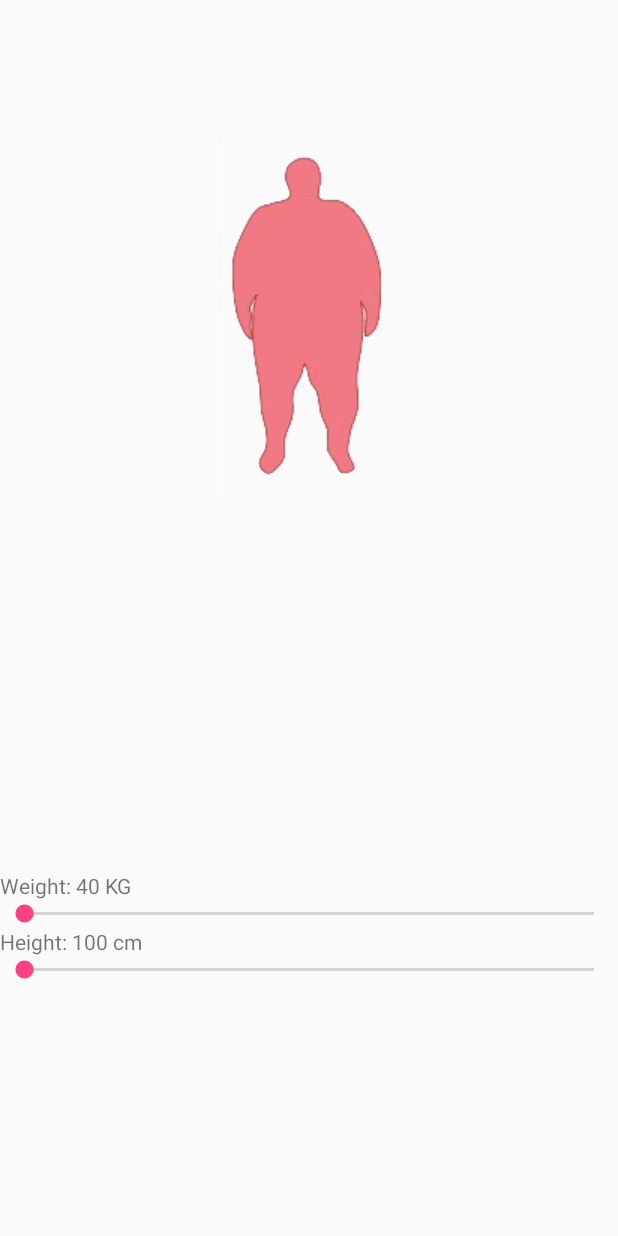
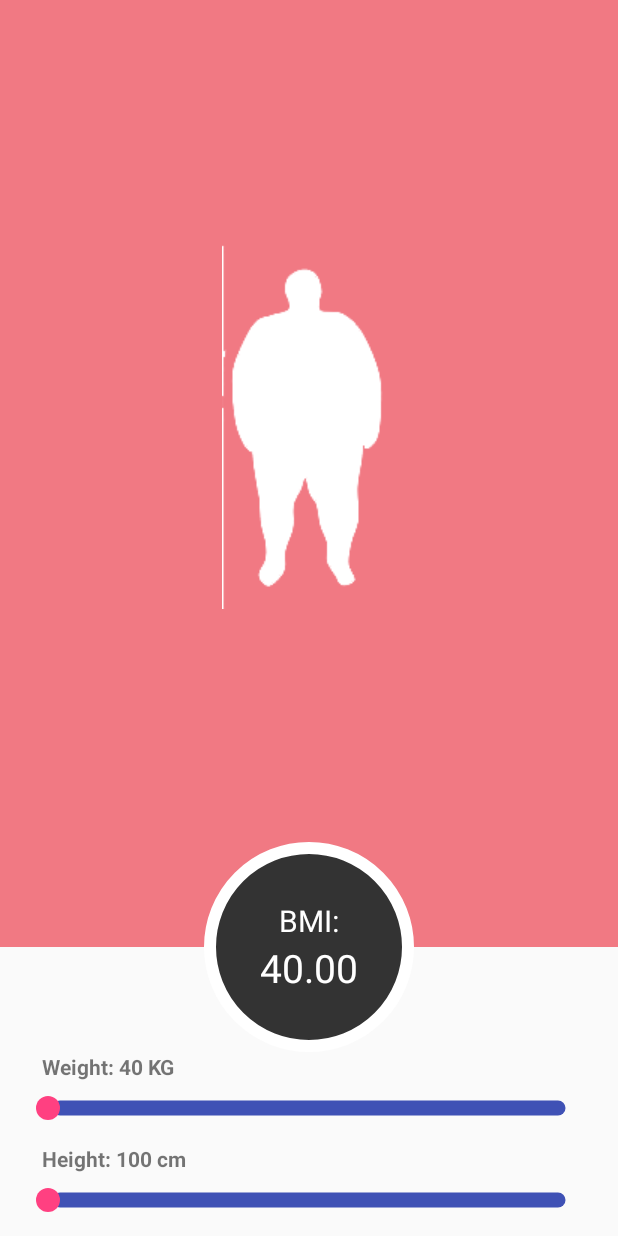
Before and after one commit to hanadkubat/KuValeFitness, an Android app: the screen it shows after launch (MainActivity), on a phone screen of 412 x 824 dp. Run offline under Robolectric (Android 15) with nearby library versions, the phone set to English and light mode, and no system bars.

```diff
--- a/app/build.gradle
+++ b/app/build.gradle
@@ -25,4 +25,7 @@ dependencies {
     testImplementation 'junit:junit:4.12'
     androidTestImplementation 'com.android.support.test:runner:1.0.2'
     androidTestImplementation 'com.android.support.test.espresso:espresso-core:3.0.2'
+
+
+    implementation 'com.google.code.gson:gson:2.8.4'
 }
--- a/app/src/main/java/com/hanadkubat/kuvalefitness/BMICalculator.java
+++ b/app/src/main/java/com/hanadkubat/kuvalefitness/BMICalculator.java
@@ -2,7 +2,7 @@ package com.hanadkubat.kuvalefitness;
 
 public class BMICalculator
 {
-    public static enum BMIClass
+    public enum BMIClass
     {
         Underweight,
         Normal,
--- a/app/src/main/java/com/hanadkubat/kuvalefitness/Fragments/BMIFragment.java
+++ b/app/src/main/java/com/hanadkubat/kuvalefitness/Fragments/BMIFragment.java
@@ -1,15 +1,20 @@
 package com.hanadkubat.kuvalefitness.Fragments;
 
 import android.app.Fragment;
+import android.content.Context;
+import android.content.SharedPreferences;
 import android.os.Bundle;
 import android.support.annotation.Nullable;
+import android.support.v4.content.ContextCompat;
 import android.view.LayoutInflater;
 import android.view.View;
 import android.view.ViewGroup;
 import android.widget.ImageView;
 import android.widget.SeekBar;
+import android.widget.ShareActionProvider;
 import android.widget.TextView;
 
+import com.google.gson.Gson;
 import com.hanadkubat.kuvalefitness.BMICalculator;
 import com.hanadkubat.kuvalefitness.R;
 
@@ -23,8 +28,10 @@ public class BMIFragment extends Fragment implements SeekBar.OnSeekBarChangeList
     private SeekBar sbHeigth;
     private TextView txtWeight;
     private TextView txtHeight;
+    private TextView txtBMIIndex;
 
     private Map<BMICalculator.BMIClass, Integer> bmiImageMap;
+    private Map<BMICalculator.BMIClass, Integer> bmiColorMap;
 
     public BMIFragment()
     {
@@ -35,6 +42,14 @@ public class BMIFragment extends Fragment implements SeekBar.OnSeekBarChangeList
         bmiImageMap.put(BMICalculator.BMIClass.ObeseClass1, R.drawable.obese1);
         bmiImageMap.put(BMICalculator.BMIClass.ObeseClass2, R.drawable.obese2);
         bmiImageMap.put(BMICalculator.BMIClass.ObeseClass3, R.drawable.obese3);
+
+        bmiColorMap = new HashMap<>();
+        bmiColorMap.put(BMICalculator.BMIClass.Underweight, R.color.colorBMIUnderweight);
+        bmiColorMap.put(BMICalculator.BMIClass.Normal, R.color.colorBMINormal);
+        bmiColorMap.put(BMICalculator.BMIClass.Overweight, R.color.colorBMIOverweight);
+        bmiColorMap.put(BMICalculator.BMIClass.ObeseClass1, R.color.colorBMIObese1);
+        bmiColorMap.put(BMICalculator.BMIClass.ObeseClass2, R.color.colorBMIObese2);
+        bmiColorMap.put(BMICalculator.BMIClass.ObeseClass3, R.color.colorBMIObese3);
     }
 
     @Nullable
@@ -48,10 +63,12 @@ public class BMIFragment extends Fragment implements SeekBar.OnSeekBarChangeList
         txtWeight = view.findViewById(R.id.txtWeight);
         txtHeight = view.findViewById(R.id.txtHeight);
         imgBMI = view.findViewById(R.id.imgBMI);
+        txtBMIIndex = view.findViewById(R.id.txtBmiIndex);
 
         sbWeight.setOnSeekBarChangeListener(this);
         sbHeigth.setOnSeekBarChangeListener(this);
 
+        loadData();
         updateScreen();
 
         return view;
@@ -74,12 +91,61 @@ public class BMIFragment extends Fragment implements SeekBar.OnSeekBarChangeList
         txtHeight.setText(height);
 
         imgBMI.setImageResource(bmiImageMap.get(bmiData.getBmiClass()));
+
+        int backgroundColorResId = bmiColorMap.get(bmiData.getBmiClass());
+        int backgroundColor = ContextCompat.getColor(getActivity(), backgroundColorResId);
+        imgBMI.setBackgroundColor(backgroundColor);
+
+        if(!Double.isNaN(bmiData.getBmiIndex()) && bmiData.getBmiIndex() < 1000)
+            txtBMIIndex.setText(String.format("%.2f", bmiData.getBmiIndex()));
+        else
+            txtBMIIndex.setText("---");
+    }
+
+
+    private void saveData()
+    {
+        try
+        {
+            int weightKG = sbWeight.getProgress();
+            int heightCM = sbHeigth.getProgress();
+
+            BMICalculator.BMIData bmiData = BMICalculator.calculate(weightKG, heightCM);
+            Gson gson = new Gson();
+            String bmiJson = gson.toJson(bmiData);
+
+            SharedPreferences preferences = getActivity().getSharedPreferences("prefs", Context.MODE_PRIVATE);
+            SharedPreferences.Editor editor = preferences.edit();
+
+            editor.putString("bmiData", bmiJson);
+            editor.commit();
+        }
+        catch (Exception e)
+        {
+            e.printStackTrace();
+        }
+    }
+
+
+    private void loadData()
+    {
+        SharedPreferences preferences = getActivity().getSharedPreferences("prefs", Context.MODE_PRIVATE);
+        String bmiJson = preferences.getString("bmiData", null);
+        if(bmiJson != null)
+        {
+            Gson gson = new Gson();
+            BMICalculator.BMIData bmiData = gson.fromJson(bmiJson, BMICalculator.BMIData.class);
+
+            sbHeigth.setProgress(bmiData.getHieghtCm());
+            sbWeight.setProgress(bmiData.getWeightKG());
+        }
     }
 
     @Override
     public void onProgressChanged(SeekBar seekBar, int progress, boolean fromUser)
     {
-        updateScreen();
+        if(fromUser)
+            updateScreen();
     }
 
     @Override
@@ -91,6 +157,6 @@ public class BMIFragment extends Fragment implements SeekBar.OnSeekBarChangeList
     @Override
     public void onStopTrackingTouch(SeekBar seekBar)
     {
-
+        saveData();
     }
 }
--- /dev/null
+++ b/app/src/main/res/drawable/bmi_circle.xml
@@ -0,0 +1,10 @@
+<?xml version="1.0" encoding="utf-8"?>
+<shape xmlns:android="http://schemas.android.com/apk/res/android"
+    android:shape="oval">
+
+    <stroke
+        android:color="@android:color/background_light"
+        android:width="@dimen/bmiCircleMargin"/>
+
+    <solid android:color="@color/colorBMICircleBackground"/>
+</shape>
--- /dev/null
+++ b/app/src/main/res/drawable/seekbar_background.xml
@@ -0,0 +1,10 @@
+<?xml version="1.0" encoding="utf-8"?>
+<shape xmlns:android="http://schemas.android.com/apk/res/android"
+    android:shape="rectangle">
+
+
+    <solid android:color="@color/colorPrimary"/>
+    <corners android:radius="@dimen/seekBarThinkness"/>
+    <stroke android:width="6dp" android:color="@android:color/transparent"/>
+
+</shape>
--- /dev/null
+++ b/app/src/main/res/drawable/seekbar_thumb.xml
@@ -0,0 +1,9 @@
+<?xml version="1.0" encoding="utf-8"?>
+<shape xmlns:android="http://schemas.android.com/apk/res/android"
+    android:shape="oval">
+
+    <size android:width="@dimen/seekBarThinkness" android:height="@dimen/seekBarThinkness"/>
+    <solid android:color="@color/colorAccent"/>
+    <size android:height="@dimen/seekBarThinkness" android:width="@dimen/seekBarThinkness"/>
+
+</shape>
--- a/app/src/main/res/layout/fragment_bmi.xml
+++ b/app/src/main/res/layout/fragment_bmi.xml
@@ -4,31 +4,82 @@
     android:layout_height="match_parent"
     android:orientation="vertical">
 
+    <FrameLayout
+        android:layout_width="match_parent"
+        android:layout_height="0dp"
+        android:layout_weight="6">
+
         <ImageView
             android:id="@+id/imgBMI"
             android:layout_width="match_parent"
-        android:layout_height="0dp"
-        android:layout_weight="5"
+            android:layout_height="match_parent"
+            android:layout_marginBottom="@dimen/bmiCircleRadius"
+            android:paddingBottom="@dimen/bmiCircleRadius"
+            android:layout_gravity="top"
             android:scaleType="centerInside"
+            android:tint="@android:color/background_light"
             android:adjustViewBounds="true"/>
+
+        <FrameLayout
+            android:layout_width="match_parent"
+            android:layout_height="wrap_content"
+            android:layout_gravity="bottom">
+
+            <FrameLayout
+                android:layout_width="@dimen/bmiCircleDiameter"
+                android:layout_height="@dimen/bmiCircleDiameter"
+                android:layout_gravity="center"
+                android:background="@drawable/bmi_circle">
 
                 <LinearLayout
                     android:layout_width="match_parent"
-        android:layout_height="0dp"
-        android:layout_weight="5"
+                    android:layout_height="match_parent"
                     android:orientation="vertical"
                     android:gravity="center">
+
+                    <TextView
+                        android:layout_width="match_parent"
+                        android:layout_height="wrap_content"
+                        android:textAlignment="center"
+                        android:textColor="@android:color/background_light"
+                        android:text="BMI:"
+                        android:textSize="20dp"/>
+
+                    <TextView
+                        android:id="@+id/txtBmiIndex"
+                        android:layout_width="match_parent"
+                        android:layout_height="wrap_content"
+                        android:textAlignment="center"
+                        android:textColor="@android:color/background_light"
+                        android:gravity="center"
+                        android:textSize="26dp"/>
+
+                </LinearLayout>
+
+
+            </FrameLayout>
+        </FrameLayout>
+    </FrameLayout>
+
+
 
     <TextView
         android:id="@+id/txtWeight"
         android:layout_width="match_parent"
         android:layout_height="wrap_content"
+        android:layout_marginLeft="28dp"
+        android:textStyle="bold"
         android:text="@string/label_weight"/>
 
     <SeekBar
         android:id="@+id/sbWeight"
         android:layout_width="match_parent"
         android:layout_height="wrap_content"
+        android:layout_marginTop="10dp"
+        android:layout_marginLeft="16dp"
+        android:layout_marginRight="16dp"
+        android:layout_marginBottom="16dp"
+        style="@style/bmiSeekBar"
         android:min="40"
         android:max="200"/>
 
@@ -36,15 +87,20 @@
         android:id="@+id/txtHeight"
         android:layout_width="match_parent"
         android:layout_height="wrap_content"
+        android:layout_marginLeft="28dp"
+        android:textStyle="bold"
         android:text="@string/label_height"/>
 
     <SeekBar
         android:id="@+id/sbHeigth"
         android:layout_width="match_parent"
         android:layout_height="wrap_content"
+        android:layout_marginTop="10dp"
+        android:layout_marginLeft="16dp"
+        android:layout_marginRight="16dp"
+        android:layout_marginBottom="16dp"
+        style="@style/bmiSeekBar"
         android:min="100"
         android:max="250"/>
 
 </LinearLayout>
-
-</LinearLayout>
--- a/app/src/main/res/values/colors.xml
+++ b/app/src/main/res/values/colors.xml
@@ -3,4 +3,14 @@
     <color name="colorPrimary">#3F51B5</color>
     <color name="colorPrimaryDark">#303F9F</color>
     <color name="colorAccent">#FF4081</color>
+
+
+    <!-- bmi frament -->
+    <color name="colorBMICircleBackground">#333333</color>
+    <color name="colorBMIUnderweight">#a9dcd7</color>
+    <color name="colorBMINormal">#9ee559</color>
+    <color name="colorBMIOverweight">#fffbaa</color>
+    <color name="colorBMIObese1">#fedb00</color>
+    <color name="colorBMIObese2">#f29037</color>
+    <color name="colorBMIObese3">#f17983</color>
 </resources>
--- /dev/null
+++ b/app/src/main/res/values/dimen.xml
@@ -0,0 +1,8 @@
+<?xml version="1.0" encoding="utf-8"?>
+<resources>
+    <dimen name="bmiCircleRadius">70dp</dimen>
+    <dimen name="bmiCircleDiameter">140dp</dimen>
+    <dimen name="bmiCircleMargin">8dp</dimen>
+    <dimen name="seekBarThinkness">16dp</dimen>
+    <dimen name="seekBarThumbThickness">24dp</dimen>
+</resources>
--- a/app/src/main/res/values/styles.xml
+++ b/app/src/main/res/values/styles.xml
@@ -8,4 +8,10 @@
         <item name="colorAccent">@color/colorAccent</item>
     </style>
 
+    <style name="bmiSeekBar">
+        <item name="android:progressDrawable">@drawable/seekbar_background</item>
+        <item name="android:thumb">@drawable/seekbar_thumb</item>
+        <item name="android:splitTrack">false</item>
+    </style>
+
 </resources>
```
Lines whose indentation alone changed are shown as unchanged.
